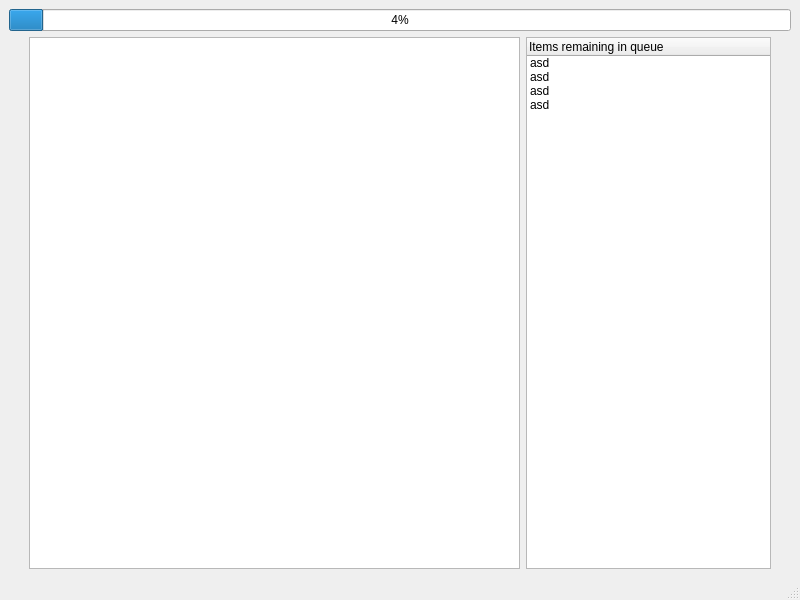
Above: hikload/uifiles/MainWindow.ui from Tedyst/HikLoad before the change. Below: the same form after it.
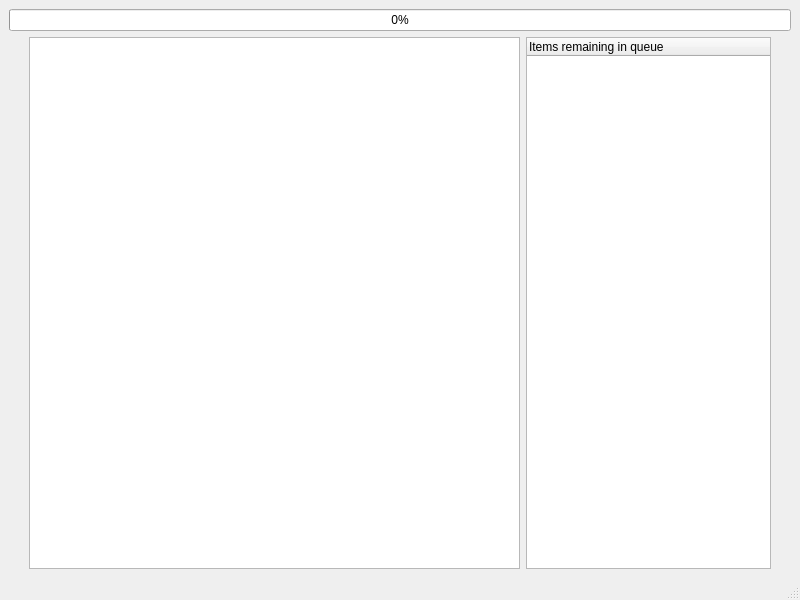
That is the form after the change.

Commit message: feature: add concat and trim features to HikLoad UI

```diff
--- a/hikload/uifiles/MainWindow.ui
+++ b/hikload/uifiles/MainWindow.ui
@@ -18,10 +18,10 @@
     <item row="0" column="0">
      <widget class="QProgressBar" name="progressBar">
       <property name="maximum">
-       <number>545</number>
+       <number>1</number>
       </property>
       <property name="value">
-       <number>24</number>
+       <number>0</number>
       </property>
      </widget>
     </item>
@@ -66,26 +66,6 @@
             <string>Items remaining in queue</string>
            </property>
           </column>
-          <item>
-           <property name="text">
-            <string>asd</string>
-           </property>
-          </item>
-          <item>
-           <property name="text">
-            <string>asd</string>
-           </property>
-          </item>
-          <item>
-           <property name="text">
-            <string>asd</string>
-           </property>
-          </item>
-          <item>
-           <property name="text">
-            <string>asd</string>
-           </property>
-          </item>
          </widget>
         </item>
        </layout>
```
Left out of the diff: 2 changed lines with no effect on the pictures. The commit also changes 7 other files.
